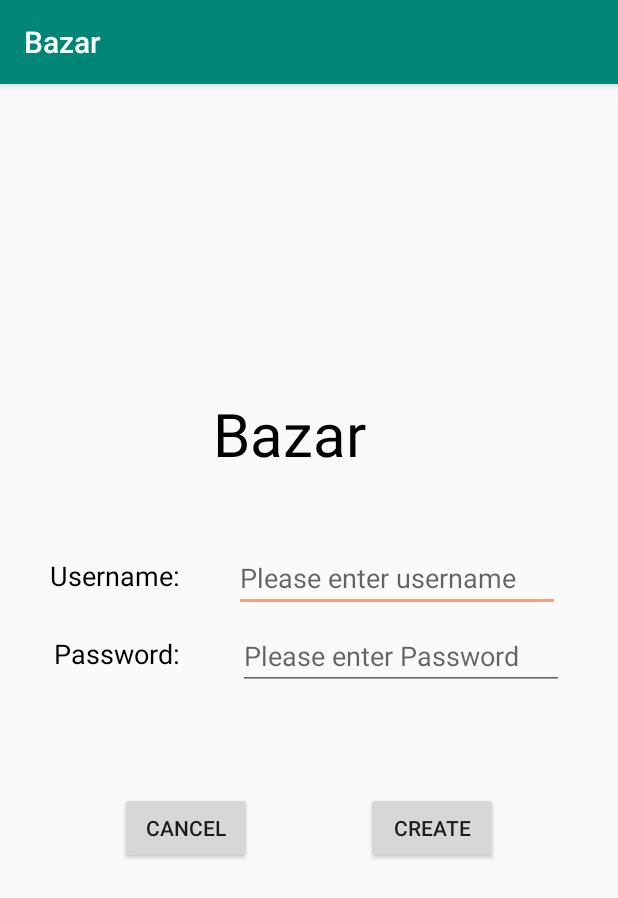
After one commit to paraspathak/Bazar, an Android app: the CreateUser screen opened directly, with no data from a screen before it, on a phone screen of 412 x 824 dp. The commit adds this screen. Shown: the top 898 px of the screen. Run offline under Robolectric (Android 15) with nearby library versions, the phone set to English and light mode, and no system bars.

Commit message:
New User creation added and fullfills need

```diff
--- a/app/src/main/AndroidManifest.xml
+++ b/app/src/main/AndroidManifest.xml
@@ -17,7 +17,8 @@
         android:roundIcon="@mipmap/ic_launcher_round"
         android:supportsRtl="true"
         android:theme="@style/AppTheme">
-        <activity android:name=".AccountSettings"></activity>
+        <activity android:name=".CreateUser"></activity>
+        <activity android:name=".AccountSettings" />
         <activity android:name=".Cart" />
         <activity
             android:name=".AddProductforSale"
--- /dev/null
+++ b/app/src/main/java/com/example/bazar/CreateUser.java
@@ -0,0 +1,58 @@
+package com.example.bazar;
+
+import android.content.Intent;
+import android.support.v7.app.AppCompatActivity;
+import android.os.Bundle;
+import android.view.View;
+import android.widget.Button;
+import android.widget.EditText;
+import android.widget.Toast;
+
+import java.util.Map;
+
+public class CreateUser extends AppCompatActivity {
+
+    EditText username, password;
+
+    @Override
+    protected void onCreate(Bundle savedInstanceState) {
+        super.onCreate(savedInstanceState);
+        setContentView(R.layout.activity_create_user);
+        username = (EditText) findViewById(R.id.new_user_username_entry);
+        password = (EditText) findViewById(R.id.new_user_password_entry);
+
+        Button cancel = (Button) findViewById(R.id.new_user_cancel);
+        cancel.setOnClickListener(new View.OnClickListener() {
+            @Override
+            public void onClick(View v) {
+                username.setText("");
+                password.setText("");
+            }
+        });
+
+
+        Button create = (Button) findViewById(R.id.new_user_create);
+
+        create.setOnClickListener(new View.OnClickListener() {
+            @Override
+            public void onClick(View v) {
+                Toast toast = Toast.makeText(getApplicationContext(),"New User Created",Toast.LENGTH_SHORT);
+                toast.show();
+                String user = username.getText().toString();
+                String pword = password.getText().toString();
+
+                //Create a new User in database
+
+                Intent intent = new Intent(v.getContext(), MainActivity.class);
+                intent.putExtra("user",user);
+                intent.putExtra("pword",pword);
+
+                v.getContext().startActivity(intent);
+
+
+            }
+        });
+
+
+    }
+}
--- /dev/null
+++ b/app/src/main/res/layout/activity_create_user.xml
@@ -0,0 +1,104 @@
+<?xml version="1.0" encoding="utf-8"?>
+<android.support.constraint.ConstraintLayout xmlns:android="http://schemas.android.com/apk/res/android"
+    xmlns:app="http://schemas.android.com/apk/res-auto"
+    xmlns:tools="http://schemas.android.com/tools"
+    android:layout_width="match_parent"
+    android:layout_height="match_parent"
+    tools:context=".CreateUser">
+
+    <include layout="@layout/toolbar_with_slidermenu"/>
+
+    <android.support.constraint.ConstraintLayout
+        android:layout_width="400dp"
+        android:layout_height="570dp"
+        android:layout_marginStart="4dp"
+        app:layout_constraintBottom_toBottomOf="parent"
+        app:layout_constraintStart_toStartOf="parent">
+
+
+        <EditText
+            android:id="@+id/new_user_username_entry"
+            android:layout_width="217dp"
+            android:layout_height="wrap_content"
+            android:layout_marginStart="152dp"
+            android:layout_marginBottom="416dp"
+            android:hint="Please enter username"
+            android:textColor="@color/headlines"
+            android:textSize="18dp"
+            app:layout_constraintBottom_toBottomOf="parent"
+            app:layout_constraintStart_toStartOf="parent" />
+
+        <TextView
+            android:id="@+id/textView7"
+            android:layout_width="wrap_content"
+            android:layout_height="wrap_content"
+            android:layout_marginEnd="284dp"
+            android:layout_marginBottom="376dp"
+            android:text="Password:"
+            android:textColor="@color/headlines"
+            android:textSize="18dp"
+            app:layout_constraintBottom_toBottomOf="parent"
+            app:layout_constraintEnd_toEndOf="parent" />
+
+        <TextView
+            android:id="@+id/textView9"
+            android:layout_width="wrap_content"
+            android:layout_height="wrap_content"
+            android:layout_marginEnd="284dp"
+            android:layout_marginBottom="428dp"
+            android:text="Username:"
+            android:textColor="@color/headlines"
+            android:textSize="18dp"
+            app:layout_constraintBottom_toBottomOf="parent"
+            app:layout_constraintEnd_toEndOf="parent" />
+
+        <Button
+            android:id="@+id/new_user_cancel"
+            android:layout_width="wrap_content"
+            android:layout_height="wrap_content"
+            android:layout_marginEnd="236dp"
+            android:layout_marginBottom="248dp"
+            android:text="Cancel"
+            app:layout_constraintBottom_toBottomOf="parent"
+            app:layout_constraintEnd_toEndOf="parent" />
+
+        <Button
+            android:id="@+id/new_user_create"
+            android:layout_width="wrap_content"
+            android:layout_height="wrap_content"
+            android:layout_marginStart="240dp"
+            android:layout_marginBottom="248dp"
+            android:text="Create"
+            app:layout_constraintBottom_toBottomOf="parent"
+            app:layout_constraintStart_toStartOf="parent" />
+
+        <TextView
+            android:id="@+id/textView11"
+            android:layout_width="wrap_content"
+            android:layout_height="wrap_content"
+            android:layout_marginStart="8dp"
+            android:layout_marginEnd="8dp"
+            android:layout_marginBottom="508dp"
+            android:text="Bazar"
+            android:textColor="@color/headlines"
+            android:textSize="40dp"
+            app:layout_constraintBottom_toBottomOf="parent"
+            app:layout_constraintEnd_toEndOf="parent"
+            app:layout_constraintHorizontal_bias="0.46"
+            app:layout_constraintStart_toStartOf="parent" />
+
+        <EditText
+            android:id="@+id/new_user_password_entry"
+            android:layout_width="217dp"
+            android:layout_height="wrap_content"
+            android:layout_marginEnd="28dp"
+            android:layout_marginBottom="364dp"
+            android:ems="10"
+            android:hint="Please enter Password"
+            android:inputType="textPassword"
+            app:layout_constraintBottom_toBottomOf="parent"
+            app:layout_constraintEnd_toEndOf="parent" />
+
+    </android.support.constraint.ConstraintLayout>
+
+</android.support.constraint.ConstraintLayout>
--- a/app/src/main/res/menu/activity_slidermenu_drawer.xml
+++ b/app/src/main/res/menu/activity_slidermenu_drawer.xml
@@ -17,9 +17,9 @@
             android:icon="@drawable/ic_menu_slideshow"
             android:title="My items on sale" />
         <item
-            android:id="@+id/Bid"
+            android:id="@+id/Cart"
             android:icon="@drawable/ic_menu_manage"
-            android:title="Bid" />
+            android:title="Cart" />
     </group>
 
     <item android:title="Account">
--- a/app/src/main/res/values/colors.xml
+++ b/app/src/main/res/values/colors.xml
@@ -7,5 +7,6 @@
     <color name="headlines">#000000</color>
     <color name="background_button">#00cc44</color>
     <color name="dollar">#ff0000</color>
+    <color name="link">#20A8E7</color>
     <color name="buypage">#ffffff</color>
 </resources>
```
Also changed, not shown: app/src/main/java/com/example/bazar/MainActivity.java (+24 -0 lines), app/src/main/java/com/example/bazar/Slidermenu.java (+5 -2 lines), app/src/main/res/layout/activity_main.xml (+14 -0 lines).
